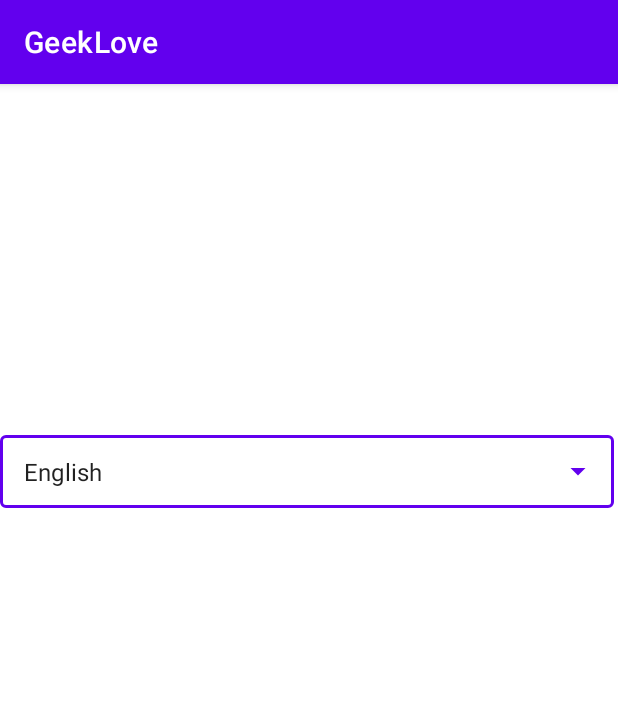
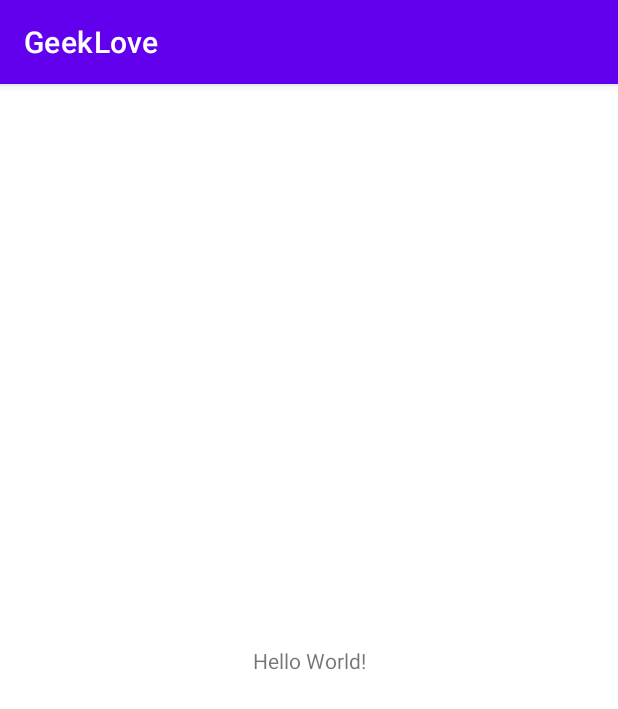
Before and after one commit to TouficAlRifaii/CSC498G_assignment2, an Android app: the screen it shows after launch (MainActivity), on a phone screen of 412 x 824 dp. Shown: the top 709 px of the screen. Run offline under Robolectric (Android 15) with nearby library versions, the phone set to English and light mode, and no system bars.

Commit message:
Restoring the Project

```diff
--- a/app/src/main/res/layout/activity_main.xml
+++ b/app/src/main/res/layout/activity_main.xml
@@ -6,24 +6,13 @@
     android:layout_height="match_parent"
     tools:context=".MainActivity">
 
-    <com.google.android.material.textfield.TextInputLayout
-        style = "@style/Widget.MaterialComponents.TextInputLayout.OutlinedBox.Dense.ExposedDropdownMenu"
-        android:layout_width="409dp"
+    <TextView
+        android:layout_width="wrap_content"
         android:layout_height="wrap_content"
+        android:text="Hello World!"
         app:layout_constraintBottom_toBottomOf="parent"
-        app:layout_constraintEnd_toEndOf="parent"
-        app:layout_constraintHorizontal_bias="0.0"
-        app:layout_constraintStart_toStartOf="parent"
-        app:layout_constraintTop_toTopOf="parent"
-        app:layout_constraintVertical_bias="0.32">
+        app:layout_constraintLeft_toLeftOf="parent"
+        app:layout_constraintRight_toRightOf="parent"
+        app:layout_constraintTop_toTopOf="parent" />
 
-        <AutoCompleteTextView
-            android:id="@+id/autoCompleteTextView"
-            android:layout_width="match_parent"
-            android:layout_height="match_parent"
-            android:layout_weight="1"
-            android:text="English"
-            tools:ignore="TouchTargetSizeCheck" />
-
-    </com.google.android.material.textfield.TextInputLayout>
 </androidx.constraintlayout.widget.ConstraintLayout>
--- a/app/src/main/res/values/strings.xml
+++ b/app/src/main/res/values/strings.xml
@@ -1,13 +1,3 @@
 <resources>
     <string name="app_name">GeekLove</string>
-
-    <string-array name="languages">
-        <item>Java</item>
-        <item>Python</item>
-        <item>Kotlin</item>
-        <item>Ruby</item>
-        <item>SQL</item>
-        <item>CSS</item>
-    </string-array>
-
 </resources>
```
